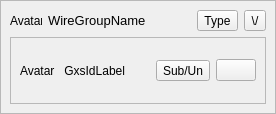
The window that retroshare-gui/src/gui/TheWire/WireGroupItem.ui (RetroShare/RetroShare) describes before a commit, drawn with Qt 5.
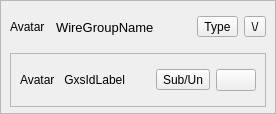
The same window after the commit. Icons and pictures are not drawn. Custom widgets are drawn as their Qt base class.

Commit message: Display to show the wire headshots as circle avatar

Patch:
```diff
--- a/retroshare-gui/src/gui/TheWire/WireGroupItem.ui
+++ b/retroshare-gui/src/gui/TheWire/WireGroupItem.ui
@@ -35,14 +35,32 @@
       <enum>QFrame::Raised</enum>
      </property>
      <layout class="QVBoxLayout" name="verticalLayout">
+      <property name="spacing">
+       <number>6</number>
+      </property>
+      <property name="topMargin">
+       <number>6</number>
+      </property>
+      <property name="bottomMargin">
+       <number>6</number>
+      </property>
       <item>
        <layout class="QHBoxLayout" name="horizontalLayout_2">
+        <property name="spacing">
+         <number>6</number>
+        </property>
         <item>
          <widget class="QLabel" name="label_headshot">
+          <property name="minimumSize">
+           <size>
+            <width>40</width>
+            <height>40</height>
+           </size>
+          </property>
           <property name="maximumSize">
            <size>
-            <width>32</width>
-            <height>32</height>
+            <width>40</width>
+            <height>40</height>
            </size>
           </property>
           <property name="text">
```
The commit also changes 2 other files.
